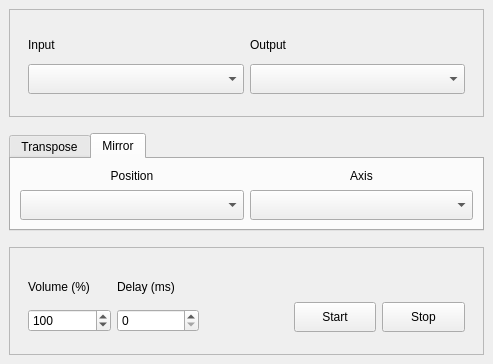
First picture: the form in gui.ui, repository eshapiro42/sillykeyboard, before the edit.
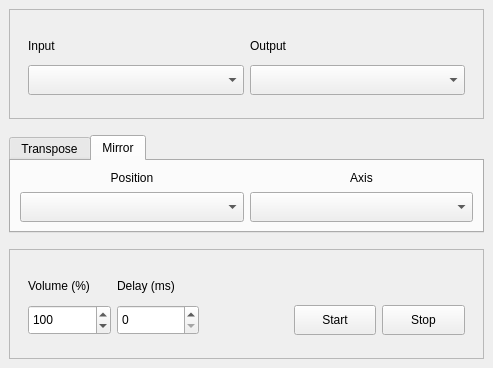
Second picture: the form after the edit. The open tabs and pages were chosen to show the change.

Commit message: Modified delay and volume spinboxes so they are the same height as everything else.

Diff of the .ui file:
```diff
--- a/gui.ui
+++ b/gui.ui
@@ -7,7 +7,7 @@
     <x>0</x>
     <y>0</y>
     <width>493</width>
-    <height>364</height>
+    <height>368</height>
    </rect>
   </property>
   <property name="sizePolicy">
@@ -319,6 +319,12 @@
             </item>
             <item>
              <widget class="QSpinBox" name="volumeSpinBox">
+              <property name="minimumSize">
+               <size>
+                <width>0</width>
+                <height>30</height>
+               </size>
+              </property>
               <property name="maximum">
                <number>200</number>
               </property>
@@ -340,6 +346,12 @@
             </item>
             <item>
              <widget class="QSpinBox" name="delaySpinBox">
+              <property name="minimumSize">
+               <size>
+                <width>0</width>
+                <height>30</height>
+               </size>
+              </property>
               <property name="maximum">
                <number>60000</number>
               </property>
```
Left out of the diff: 2 changed lines with no effect on the pictures. The commit also changes 1 other file.
